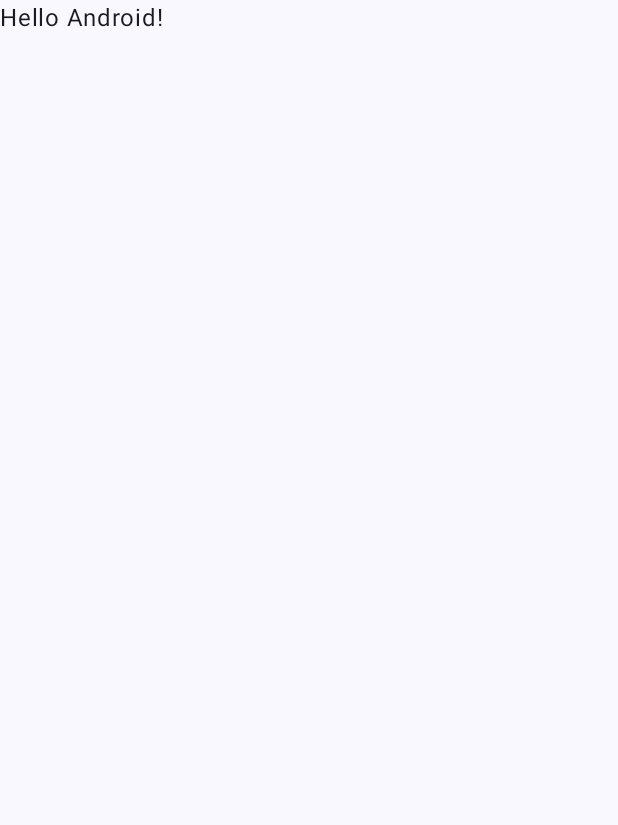
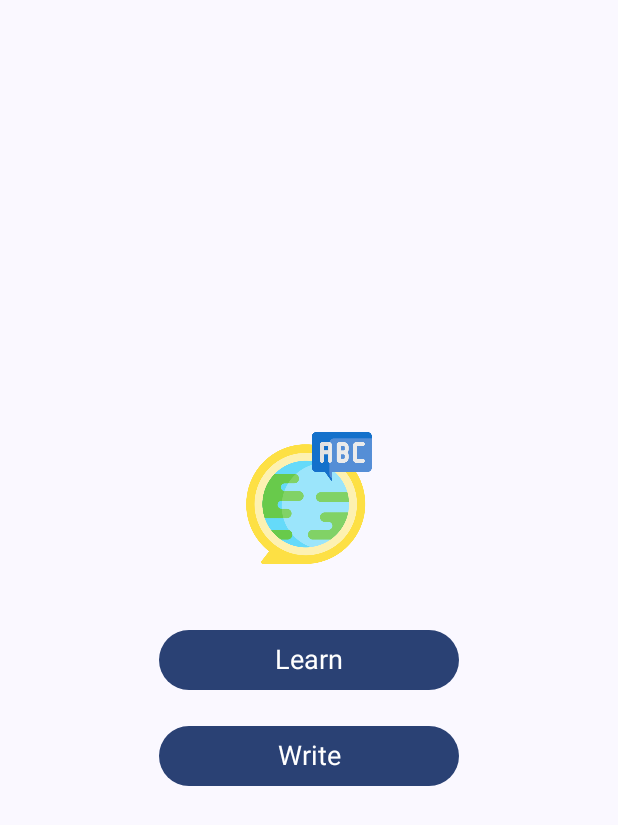
Before and after one commit to hbui138/Learning_App_Mobile_Computing_2024, an Android app built with Jetpack Compose: the screen it shows after launch (MainActivity), on a phone screen of 412 x 824 dp. Before the commit the part shown is almost empty. Shown: the top 825 px of the screen. Run offline under Robolectric (Android 15) with nearby library versions, the light colour scheme and no system bars.

Commit message:
Add NavHost

```diff
--- a/app/src/main/java/com/example/learningapp/MainActivity.kt
+++ b/app/src/main/java/com/example/learningapp/MainActivity.kt
@@ -4,13 +4,24 @@
 import androidx.activity.ComponentActivity
 import androidx.activity.compose.setContent
 import androidx.activity.enableEdgeToEdge
+import androidx.compose.foundation.layout.Column
 import androidx.compose.foundation.layout.fillMaxSize
 import androidx.compose.foundation.layout.padding
+import androidx.compose.foundation.layout.systemBarsPadding
+import androidx.compose.material3.ExperimentalMaterial3Api
+import androidx.compose.material3.MaterialTheme
 import androidx.compose.material3.Scaffold
+import androidx.compose.material3.Surface
 import androidx.compose.material3.Text
+import androidx.compose.material3.TopAppBar
+import androidx.compose.material3.TopAppBarDefaults
 import androidx.compose.runtime.Composable
 import androidx.compose.ui.Modifier
+import androidx.compose.ui.text.font.FontWeight
+import androidx.compose.ui.text.style.TextAlign
 import androidx.compose.ui.tooling.preview.Preview
+import androidx.compose.ui.unit.sp
+import androidx.navigation.compose.rememberNavController
 import com.example.learningapp.ui.theme.LearningAppTheme
 
 class MainActivity : ComponentActivity() {
@@ -19,29 +30,26 @@
         enableEdgeToEdge()
         setContent {
             LearningAppTheme {
-                Scaffold(modifier = Modifier.fillMaxSize()) { innerPadding ->
-                    Greeting(
-                        name = "Android",
-                        modifier = Modifier.padding(innerPadding)
-                    )
+                Surface(modifier = Modifier.systemBarsPadding()) {
+                    MyApp()
                 }
             }
         }
     }
 }
 
+@OptIn(ExperimentalMaterial3Api::class)
 @Composable
-fun Greeting(name: String, modifier: Modifier = Modifier) {
-    Text(
-        text = "Hello $name!",
-        modifier = modifier
-    )
-}
+fun MyApp() {
+    val navController = rememberNavController()
+    Scaffold () { innerPadding ->
+        Column (
+            modifier = Modifier.padding(innerPadding),
+        ) {
+            AppNavGraph(
+                navController = navController
+            )
+        }
 
-@Preview(showBackground = true)
-@Composable
-fun GreetingPreview() {
-    LearningAppTheme {
-        Greeting("Android")
     }
 }
--- /dev/null
+++ b/app/src/main/java/com/example/learningapp/NavHost.kt
@@ -0,0 +1,37 @@
+package com.example.learningapp
+
+import androidx.compose.runtime.Composable
+import androidx.compose.ui.Modifier
+import androidx.navigation.NavHostController
+import androidx.navigation.compose.NavHost
+import androidx.navigation.compose.composable
+import com.example.languagelearningapp.ui.LearnScreen
+import com.example.learningapp.ui.MenuScreen
+import com.example.learningapp.ui.WriteScreen
+
+// Define routes as a sealed class
+sealed class Screen(val route: String) {
+    object Menu : Screen("menu")
+    object LearnMenu : Screen("learnMenu")
+    object WriteMenu : Screen("writeMenu")
+}
+
+@Composable
+fun AppNavGraph(
+    navController: NavHostController,
+    modifier: Modifier = Modifier) {
+    NavHost(navController = navController,
+        modifier = modifier,
+        startDestination = Screen.Menu.route
+    ) {
+        composable(Screen.Menu.route) {
+            MenuScreen(navController)
+        }
+        composable(Screen.LearnMenu.route) {
+            LearnScreen(navController)
+        }
+        composable(Screen.WriteMenu.route) {
+            WriteScreen(navController)
+        }
+    }
+}
--- a/app/src/main/java/com/example/learningapp/components/ButtonComponent.kt
+++ b/app/src/main/java/com/example/learningapp/components/ButtonComponent.kt
@@ -10,15 +10,17 @@
 import androidx.compose.ui.text.TextStyle
 import androidx.compose.ui.unit.dp
 import androidx.compose.ui.unit.sp
+import androidx.navigation.NavController
 
 @Composable
 fun ButtonComponent(
     label: String,
-    onClick: () -> Unit,
+    navController: NavController,
+    destination: String,
     modifier: Modifier = Modifier
 ) {
     Button(
-        onClick = onClick,
+        onClick = { navController.navigate(destination) }, // Use navController for navigation
         modifier = modifier
             .width(200.dp)
             .padding(vertical = 8.dp)
--- a/build.gradle.kts
+++ b/build.gradle.kts
@@ -3,4 +3,5 @@
     alias(libs.plugins.android.application) apply false
     alias(libs.plugins.kotlin.android) apply false
     alias(libs.plugins.kotlin.compose) apply false
+    id("com.google.devtools.ksp") version "2.0.21-1.0.27" apply false
 }
```
Also changed, not shown: app/build.gradle.kts (+28 -0 lines), app/src/main/java/com/example/learningapp/ui/LearnMenu.kt (+3 -8 lines), app/src/main/java/com/example/learningapp/ui/MenuScreen.kt (+6 -14 lines), app/src/main/java/com/example/learningapp/ui/WriteMenu.kt (+3 -8 lines), gradle/libs.versions.toml (+23 -5 lines).
